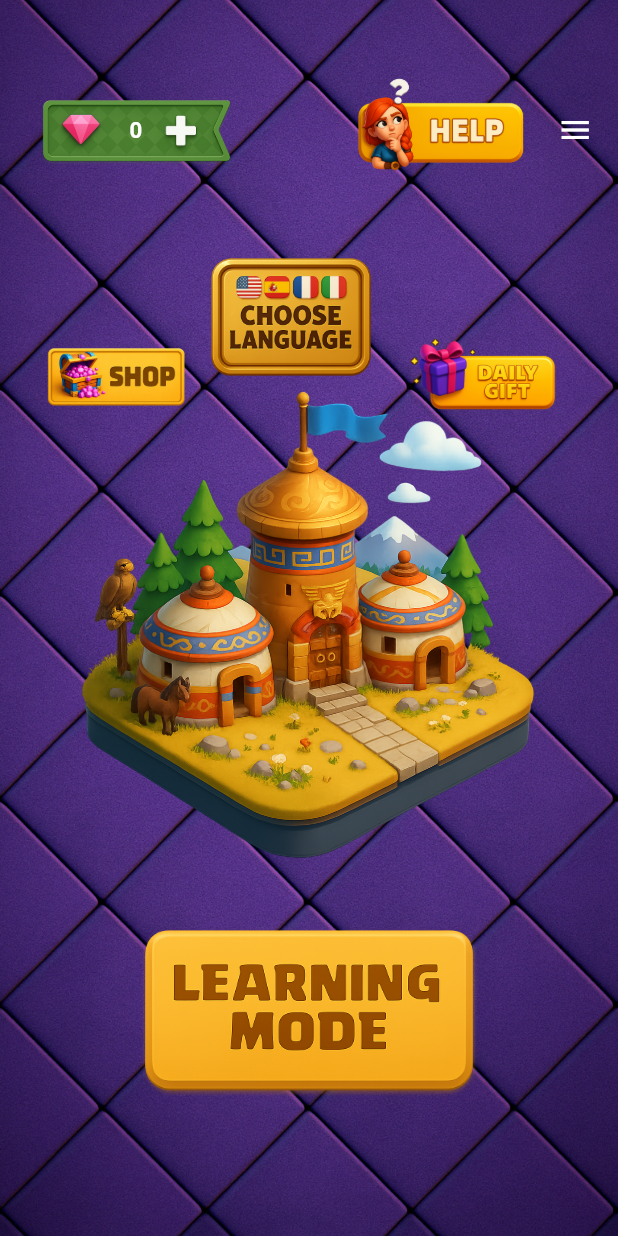
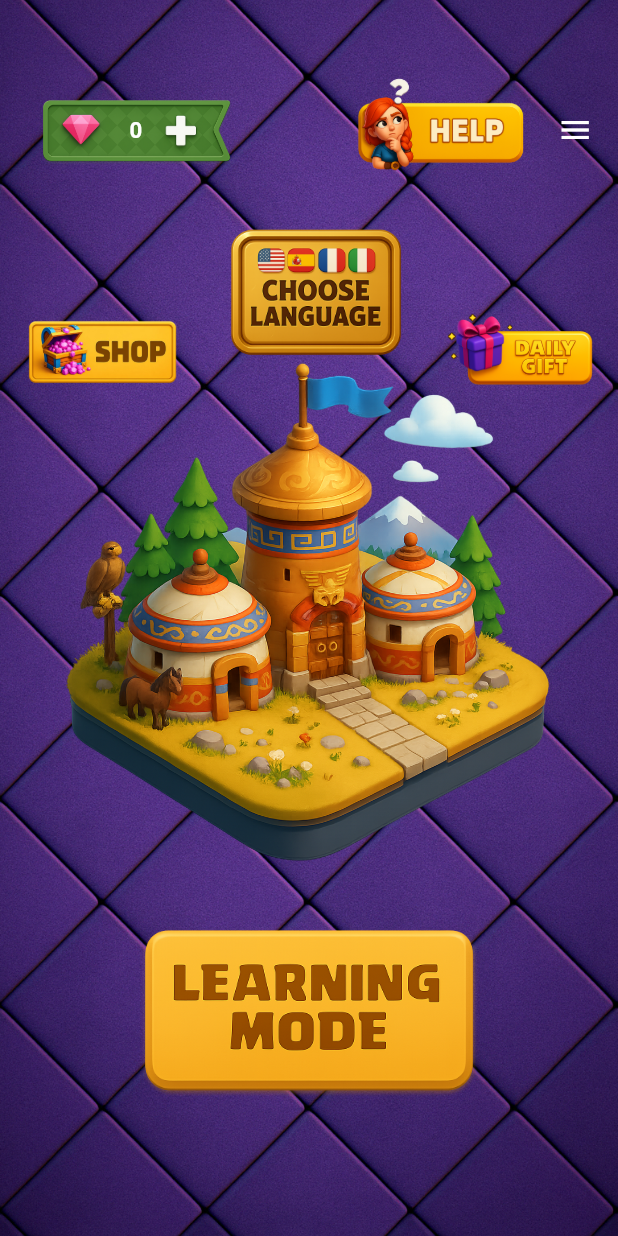
Before and after one commit to Chimera-pkg/memsnap, a Flutter app: the screen it shows after launch, on a phone screen of 412 x 824 dp. Run offline on Flutter 3.47's test engine with Material 3 defaults, Android fonts, the phone set to English and light mode, and no system bars; our stand-ins replace audioplayers, device_preview, shared_preferences.

Commit message:
fix: bigger button home

```diff
--- a/lib/features/home/home_screen.dart
+++ b/lib/features/home/home_screen.dart
@@ -206,11 +206,11 @@ class _HomeScreenState extends State<HomeScreen> {
                   ],
                 ),
 
-                SizedBox(height: screenSize.height * 0.02),
+                // SizedBox(height: screenSize.height * 0.01),
 
                 // Bagian menu tengah
                 Row(
-                  mainAxisAlignment: MainAxisAlignment.spaceEvenly,
+                  mainAxisAlignment: MainAxisAlignment.spaceBetween,
                   children: [
                     Transform.translate(
                       offset: const Offset(0, 15),
@@ -232,10 +232,11 @@ class _HomeScreenState extends State<HomeScreen> {
                         },
                         assetPath: 'assets/shop.png',
                         baseSize: headerIconSize,
+                        customScale: 1.4,
                       ),
                     ),
                     Transform.translate(
-                      offset: const Offset(0, -25),
+                      offset: const Offset(13, -25),
                       child: PressableIcon(
                         onTap: () {
                           _playSfx('audio/click.mp3');
@@ -243,11 +244,11 @@ class _HomeScreenState extends State<HomeScreen> {
                         },
                         assetPath: 'assets/language2.png',
                         baseSize: headerIconSize,
-                        customScale: 1.5,
+                        customScale: 1.6,
                       ),
                     ),
                     Transform.translate(
-                      offset: const Offset(0, 15),
+                      offset: const Offset(12, 15),
                       child: PressableIcon(
                         onTap: () {
                           _playSfx('audio/click.mp3');
@@ -264,6 +265,7 @@ class _HomeScreenState extends State<HomeScreen> {
                         },
                         assetPath: 'assets/dailygift.png',
                         baseSize: navIconSize,
+                        customScale: 1.2,
                       ),
                     ),
                   ],
```
